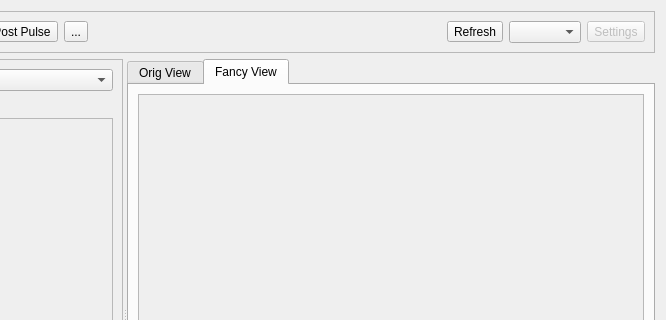
Old version of the form retroshare-gui/src/gui/TheWire/WireDialog.ui in the repository RetroShare/RetroShare; both pictures show x 138 to 804 and y 0 to 320 of the 804 by 586 pixel window.
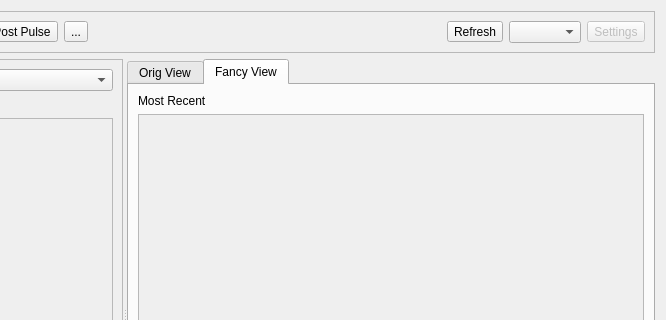
New version of the form. The open tabs and pages were chosen to show the change. Icons and pictures are not drawn.

```diff
--- a/retroshare-gui/src/gui/TheWire/WireDialog.ui
+++ b/retroshare-gui/src/gui/TheWire/WireDialog.ui
@@ -367,6 +367,13 @@
         <string>Fancy View</string>
        </attribute>
        <layout class="QVBoxLayout" name="verticalLayout_7">
+        <item>
+         <widget class="QLabel" name="label_viewMode">
+          <property name="text">
+           <string>Most Recent</string>
+          </property>
+         </widget>
+        </item>
         <item>
          <widget class="QScrollArea" name="scrollArea_3">
           <property name="widgetResizable">
@@ -381,7 +388,7 @@
              <x>0</x>
              <y>0</y>
              <width>508</width>
-             <height>466</height>
+             <height>443</height>
             </rect>
            </property>
            <property name="styleSheet">
```
Left out of the diff: 6 changed lines with no effect on the pictures.
